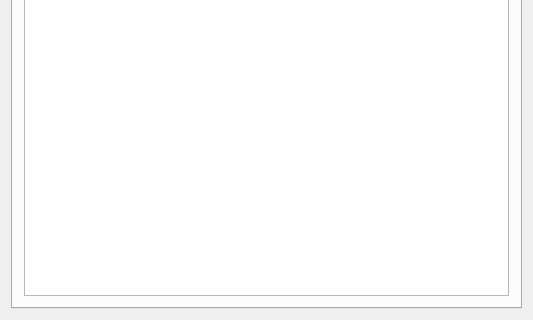
The window that src/arma3-unix-launcher/mainwindow.ui (tomich/arma3-unix-launcher) describes before a commit, drawn with Qt 5; both pictures show x 0 to 533 and y 257 to 577 of the 533 by 577 pixel window.
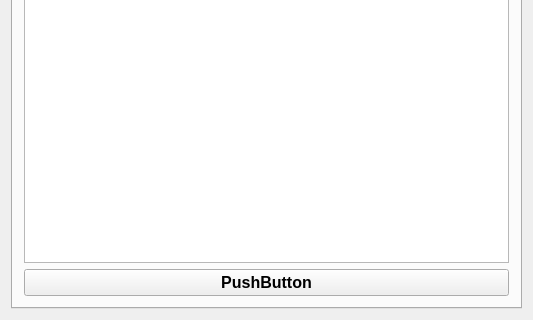
The same window after the commit.

```diff
--- a/src/arma3-unix-launcher/mainwindow.ui
+++ b/src/arma3-unix-launcher/mainwindow.ui
@@ -74,6 +74,13 @@
               <column/>
              </widget>
             </item>
+            <item>
+             <widget class="QPushButton" name="pushButton">
+              <property name="text">
+               <string>PushButton</string>
+              </property>
+             </widget>
+            </item>
            </layout>
           </item>
          </layout>
```
